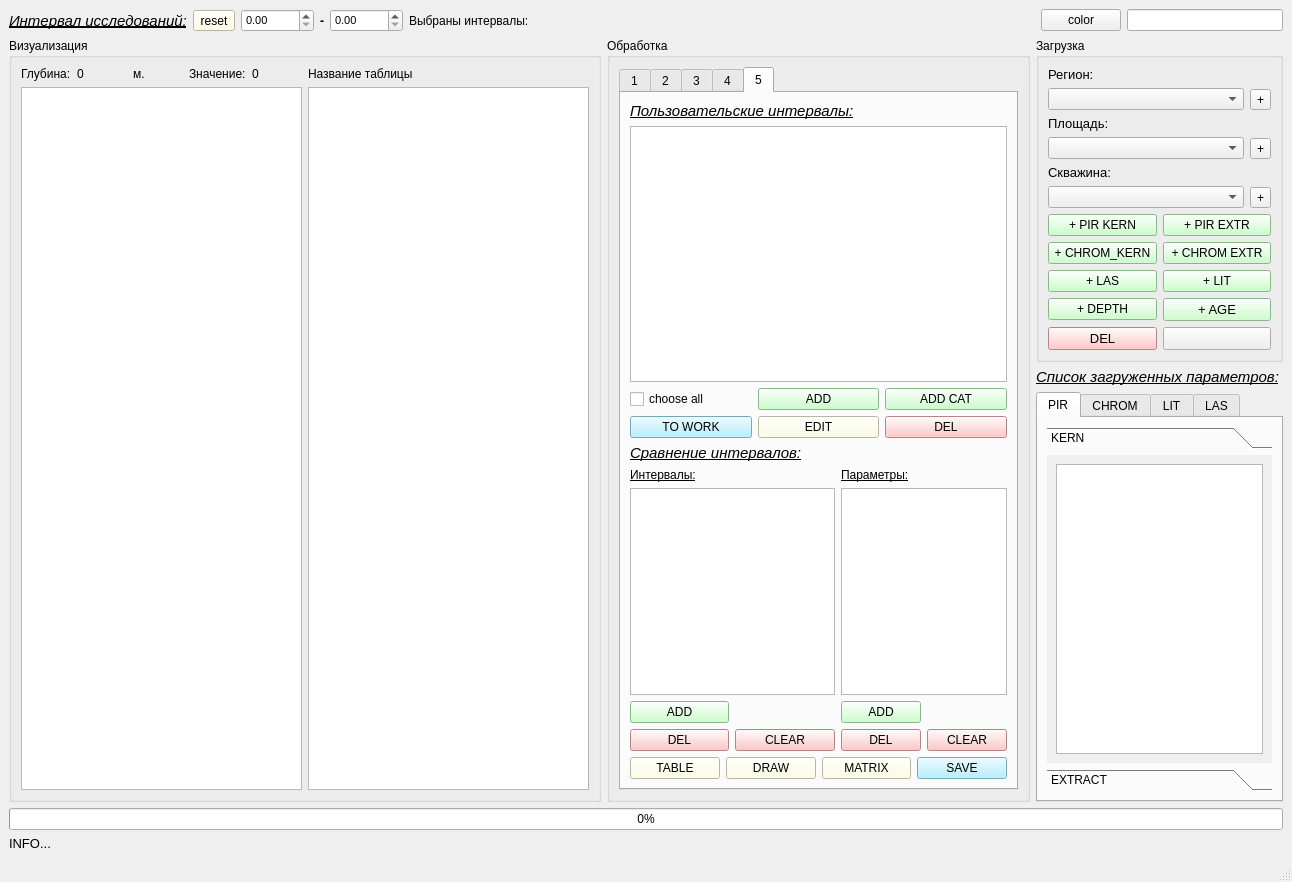
Above: qt/domanic_dialog.ui from idergunoff/domanic before the change. Below: the same form after it.
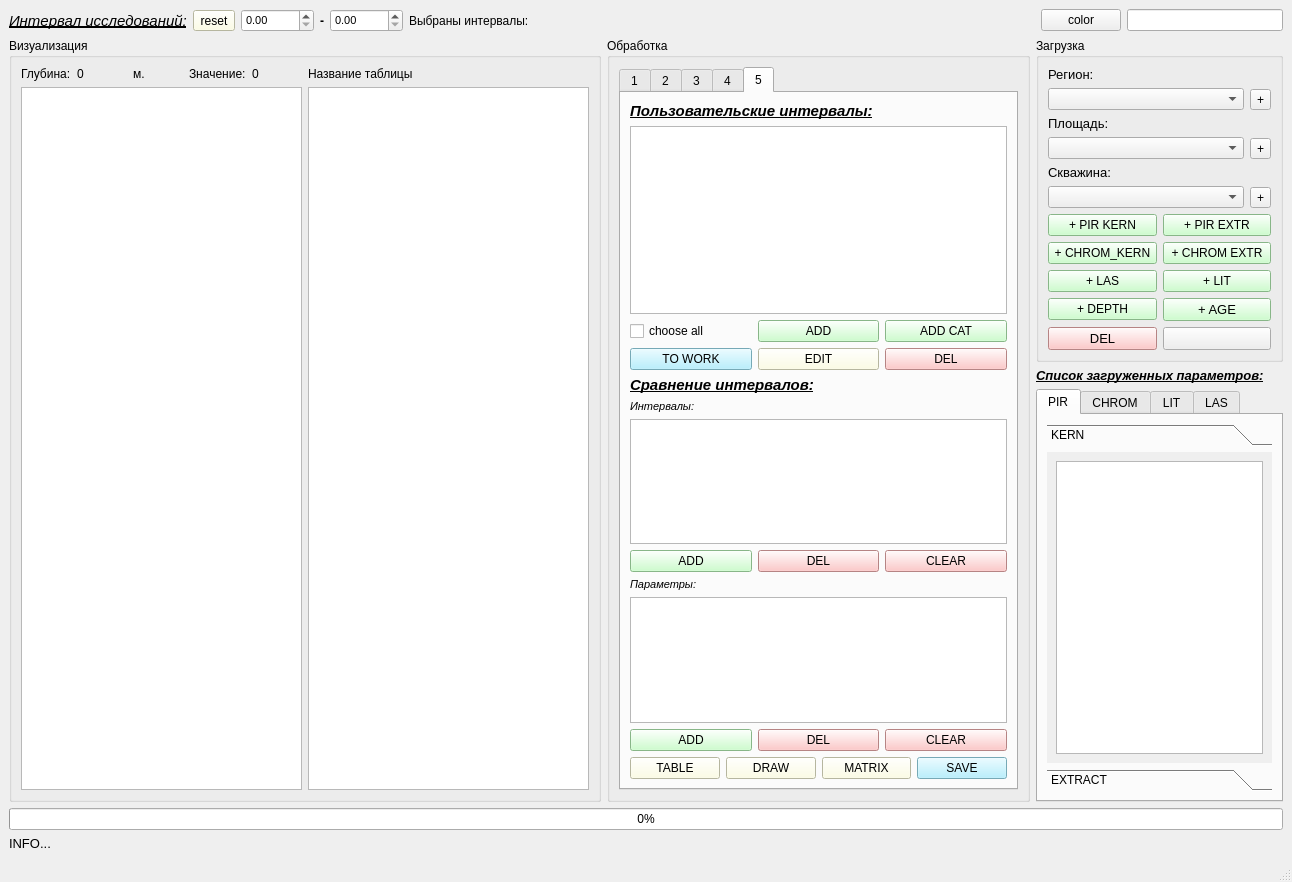
That is the form after the change. The open tabs and pages were chosen to show the change. Custom widgets are drawn as their Qt base class.

Diff of the .ui file:
```diff
--- a/qt/domanic_dialog.ui
+++ b/qt/domanic_dialog.ui
@@ -2352,7 +2352,7 @@
                 </attribute>
                 <layout class="QGridLayout" name="gridLayout_56">
                  <item row="1" column="1">
-                  <layout class="QGridLayout" name="gridLayout_54" rowstretch="0,0">
+                  <layout class="QGridLayout" name="gridLayout_54" rowstretch="2,3">
                    <item row="0" column="0">
                     <layout class="QGridLayout" name="gridLayout_55">
                      <item row="3" column="2">
@@ -2380,7 +2380,9 @@
                        <property name="font">
                         <font>
                          <pointsize>11</pointsize>
+                         <weight>75</weight>
                          <italic>true</italic>
+                         <bold>true</bold>
                          <underline>true</underline>
                         </font>
                        </property>
@@ -2438,7 +2440,9 @@
                        <property name="font">
                         <font>
                          <pointsize>11</pointsize>
+                         <weight>75</weight>
                          <italic>true</italic>
+                         <bold>true</bold>
                          <underline>true</underline>
                         </font>
                        </property>
@@ -2448,25 +2452,12 @@
                       </widget>
                      </item>
                      <item row="1" column="0">
-                      <layout class="QGridLayout" name="gridLayout_58" columnstretch="2,1">
+                      <layout class="QGridLayout" name="gridLayout_83">
                        <item row="0" column="0">
-                        <layout class="QGridLayout" name="gridLayout_59">
-                         <item row="0" column="0">
-                          <widget class="QLabel" name="label_2">
-                           <property name="font">
-                            <font>
-                             <pointsize>9</pointsize>
-                             <underline>true</underline>
-                            </font>
-                           </property>
-                           <property name="text">
-                            <string>Интервалы:</string>
-                           </property>
-                          </widget>
-                         </item>
-                         <item row="1" column="0">
-                          <layout class="QGridLayout" name="gridLayout_60">
-                           <item row="1" column="0">
+                        <layout class="QGridLayout" name="gridLayout_84">
+                         <item row="2" column="0">
+                          <layout class="QGridLayout" name="gridLayout_85">
+                           <item row="0" column="0">
                             <widget class="QPushButton" name="pushButton_compare_add_int">
                              <property name="styleSheet">
                               <string notr="true">background-color: rgb(191, 255, 191);</string>
@@ -2476,10 +2467,7 @@
                              </property>
                             </widget>
                            </item>
-                           <item row="0" column="0" colspan="2">
-                            <widget class="QListWidget" name="listWidget_compare_int"/>
-                           </item>
-                           <item row="2" column="0">
+                           <item row="0" column="1">
                             <widget class="QPushButton" name="pushButton_compare_del_int">
                              <property name="styleSheet">
                               <string notr="true">background-color: rgb(255, 185, 185);</string>
@@ -2489,7 +2477,7 @@
                              </property>
                             </widget>
                            </item>
-                           <item row="2" column="1">
+                           <item row="0" column="2">
                             <widget class="QPushButton" name="pushButton_compare_clear_int">
                              <property name="styleSheet">
                               <string notr="true">background-color: rgb(255, 185, 185);</string>
@@ -2501,16 +2489,34 @@
                            </item>
                           </layout>
                          </item>
+                         <item row="0" column="0">
+                          <widget class="QLabel" name="label_27">
+                           <property name="font">
+                            <font>
+                             <pointsize>8</pointsize>
+                             <italic>true</italic>
+                             <underline>false</underline>
+                            </font>
+                           </property>
+                           <property name="text">
+                            <string>Интервалы:</string>
+                           </property>
+                          </widget>
+                         </item>
+                         <item row="1" column="0">
+                          <widget class="QListWidget" name="listWidget_compare_int"/>
+                         </item>
                         </layout>
                        </item>
-                       <item row="0" column="1">
-                        <layout class="QGridLayout" name="gridLayout_79">
+                       <item row="1" column="0">
+                        <layout class="QGridLayout" name="gridLayout_86">
                          <item row="0" column="0">
                           <widget class="QLabel" name="label_24">
                            <property name="font">
                             <font>
-                             <pointsize>9</pointsize>
-                             <underline>true</underline>
+                             <pointsize>8</pointsize>
+                             <italic>true</italic>
+                             <underline>false</underline>
                             </font>
                            </property>
                            <property name="text">
@@ -2519,8 +2525,11 @@
                           </widget>
                          </item>
                          <item row="1" column="0">
-                          <layout class="QGridLayout" name="gridLayout_80">
-                           <item row="1" column="0">
+                          <widget class="QListWidget" name="listWidget_compare_param"/>
+                         </item>
+                         <item row="2" column="0">
+                          <layout class="QGridLayout" name="gridLayout_87">
+                           <item row="0" column="0">
                             <widget class="QPushButton" name="pushButton_compare_add_param">
                              <property name="styleSheet">
                               <string notr="true">background-color: rgb(191, 255, 191);</string>
@@ -2530,20 +2539,7 @@
                              </property>
                             </widget>
                            </item>
-                           <item row="0" column="0" colspan="2">
-                            <widget class="QListWidget" name="listWidget_compare_param"/>
-                           </item>
-                           <item row="2" column="1">
-                            <widget class="QPushButton" name="pushButton_compare_clear_param">
-                             <property name="styleSheet">
-                              <string notr="true">background-color: rgb(255, 185, 185);</string>
-                             </property>
-                             <property name="text">
-                              <string>CLEAR</string>
-                             </property>
-                            </widget>
-                           </item>
-                           <item row="2" column="0">
+                           <item row="0" column="1">
                             <widget class="QPushButton" name="pushButton_compare_del_param">
                              <property name="styleSheet">
                               <string notr="true">background-color: rgb(255, 185, 185);</string>
@@ -2553,6 +2549,16 @@
                              </property>
                             </widget>
                            </item>
+                           <item row="0" column="2">
+                            <widget class="QPushButton" name="pushButton_compare_clear_param">
+                             <property name="styleSheet">
+                              <string notr="true">background-color: rgb(255, 185, 185);</string>
+                             </property>
+                             <property name="text">
+                              <string>CLEAR</string>
+                             </property>
+                            </widget>
+                           </item>
                           </layout>
                          </item>
                         </layout>
@@ -3368,8 +3374,10 @@
              <widget class="QLabel" name="label_well_2">
               <property name="font">
                <font>
-                <pointsize>11</pointsize>
+                <pointsize>10</pointsize>
+                <weight>75</weight>
                 <italic>true</italic>
+                <bold>true</bold>
                 <underline>true</underline>
                </font>
               </property>
@@ -3451,7 +3459,7 @@
                      <x>0</x>
                      <y>0</y>
                      <width>223</width>
-                     <height>263</height>
+                     <height>265</height>
                     </rect>
                    </property>
                    <attribute name="label">
```
Left out of the diff: 32 changed lines with no effect on the pictures.
